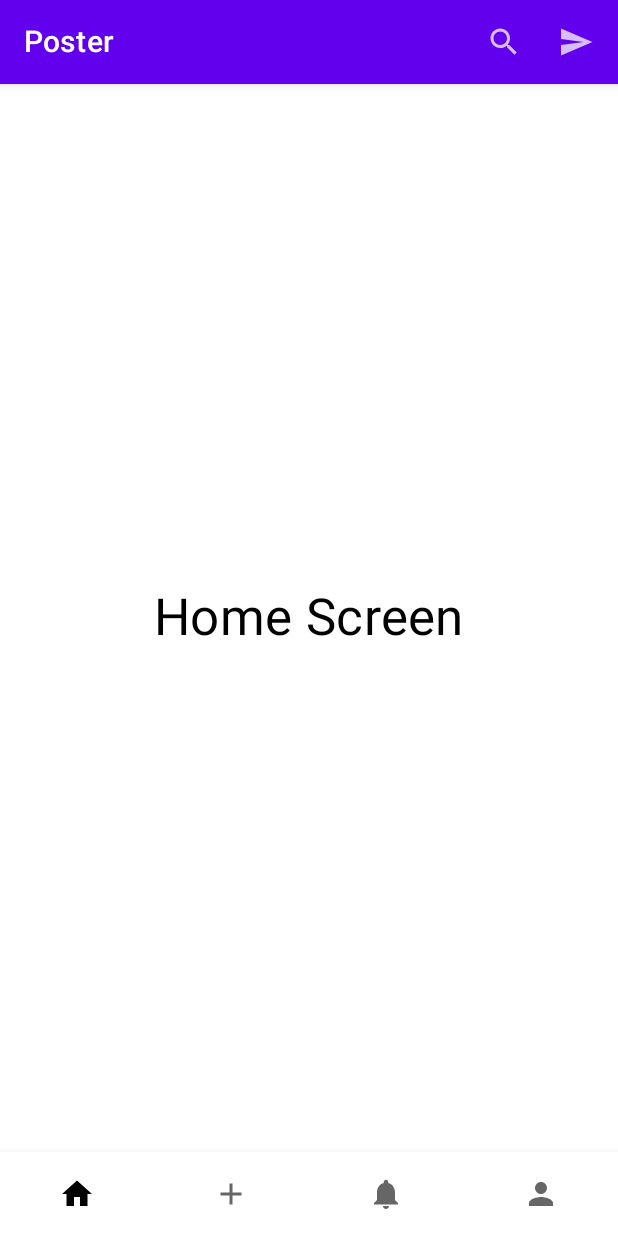
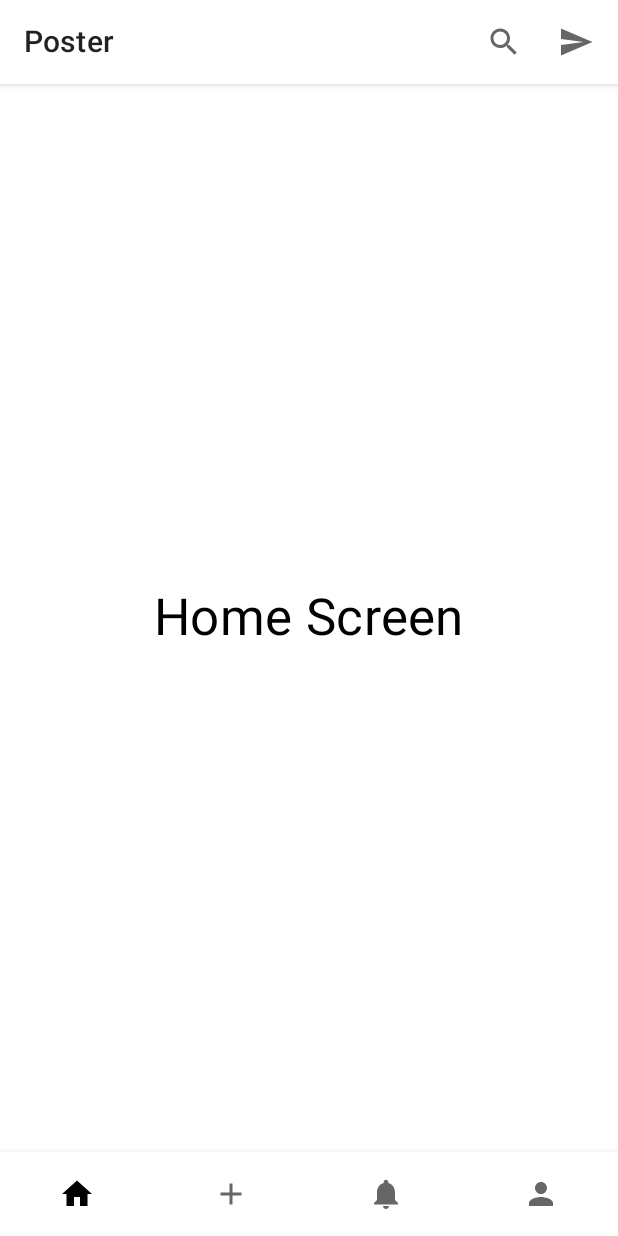
Before and after one commit to ryan0x41/poster-app, an Android app built with Jetpack Compose: the @Preview function HomeViewPreview, on a phone screen of 412 x 824 dp. Run offline under Robolectric (Android 15) with nearby library versions, the phone set to English and light mode, and no system bars.

Commit message:
Fixed Top Bar

```diff
--- a/composeApp/src/commonMain/kotlin/org/group_h/poster/Screens/HomeView.kt
+++ b/composeApp/src/commonMain/kotlin/org/group_h/poster/Screens/HomeView.kt
@@ -14,6 +14,7 @@ import androidx.compose.ui.Alignment
 import androidx.compose.ui.Modifier
 import androidx.compose.ui.graphics.Color
 import org.group_h.poster.ui.components.BottomNavigationBar
+import org.group_h.poster.ui.components.TopBar
 import org.jetbrains.compose.ui.tooling.preview.Preview
 
 @Composable
@@ -21,18 +22,9 @@ fun HomeView() {
     var selectedTab by remember { mutableStateOf("home") }
 
     Column(modifier = Modifier.fillMaxSize()) {
-        // Top App Bar with Search and Message icons
-        TopAppBar(
-            title = { Text("Poster") },
-            actions = {
-                IconButton(onClick = { /* handle search */ }) {
-                    Icon(Icons.Filled.Search, contentDescription = "Search")
-                }
-                IconButton(onClick = { /* handle messages */ }) {
-                    Icon(Icons.Filled.Send, contentDescription = "Messages")
-                }
-            }
-        )
+
+        //top navigation
+        TopBar()
 
         // Content based on the selected tab
         Box(modifier = Modifier.weight(1f)) {
@@ -44,7 +36,8 @@ fun HomeView() {
             }
         }
 
-        // Instagram-style Bottom Navigation
+
+        // bottom navigation
         BottomNavigationBar(selectedTab) { tab -> selectedTab = tab }
     }
 }
--- a/composeApp/src/commonMain/kotlin/org/group_h/poster/ui/components/TopBar.kt
+++ b/composeApp/src/commonMain/kotlin/org/group_h/poster/ui/components/TopBar.kt
@@ -1 +1,25 @@
 package org.group_h.poster.ui.components
+
+import androidx.compose.material.*
+import androidx.compose.material.icons.Icons
+import androidx.compose.material.icons.filled.Search
+import androidx.compose.material.icons.filled.Send
+import androidx.compose.runtime.Composable
+import androidx.compose.ui.graphics.Color
+
+@Composable
+fun TopBar() {
+    TopAppBar(
+        title = { Text("Poster") },
+        backgroundColor = Color.White,
+        contentColor = Color.Black,
+        actions = {
+            IconButton(onClick = { /* handle search */ }) {
+                Icon(Icons.Filled.Search, contentDescription = "Search")
+            }
+            IconButton(onClick = { /* handle messages */ }) {
+                Icon(Icons.Filled.Send, contentDescription = "Messages")
+            }
+        }
+    )
+}
```
Also changed, not shown: composeApp/src/commonMain/kotlin/org/group_h/poster/Screens/MessagesScreen.kt (+16 -0 lines).
